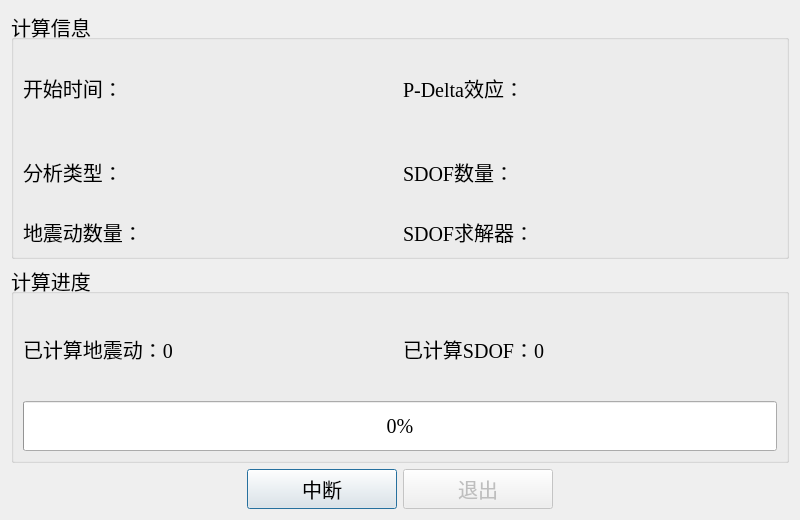
First picture: the form in ui/Win.ui, repository WenchenLie/NRSA, before the edit.
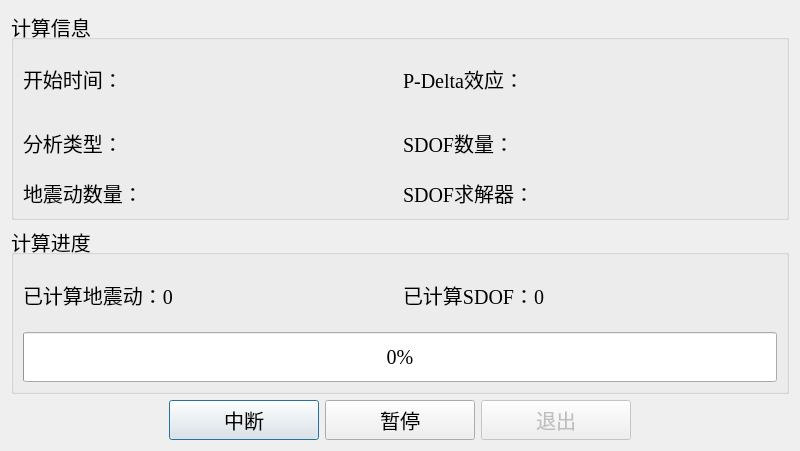
Second picture: the form after the edit.

Commit message: 增加暂停功能

Patch:
```diff
--- a/ui/Win.ui
+++ b/ui/Win.ui
@@ -7,13 +7,13 @@
     <x>0</x>
     <y>0</y>
     <width>800</width>
-    <height>520</height>
+    <height>451</height>
    </rect>
   </property>
   <property name="minimumSize">
    <size>
     <width>800</width>
-    <height>520</height>
+    <height>450</height>
    </size>
   </property>
   <property name="maximumSize">
@@ -37,115 +37,7 @@
      <property name="title">
       <string>计算信息</string>
      </property>
-     <layout class="QGridLayout" name="gridLayout">
-      <item row="0" column="0">
-       <layout class="QHBoxLayout" name="horizontalLayout_3">
-        <item>
-         <widget class="QLabel" name="label">
-          <property name="minimumSize">
-           <size>
-            <width>0</width>
-            <height>0</height>
-           </size>
-          </property>
-          <property name="maximumSize">
-           <size>
-            <width>16777215</width>
-            <height>16777215</height>
-           </size>
-          </property>
-          <property name="text">
-           <string>开始时间：</string>
-          </property>
-         </widget>
-        </item>
-        <item>
-         <spacer name="horizontalSpacer_3">
-          <property name="orientation">
-           <enum>Qt::Horizontal</enum>
-          </property>
-          <property name="sizeHint" stdset="0">
-           <size>
-            <width>40</width>
-            <height>20</height>
-           </size>
-          </property>
-         </spacer>
-        </item>
-       </layout>
-      </item>
-      <item row="0" column="1">
-       <layout class="QHBoxLayout" name="horizontalLayout_4">
-        <item>
-         <widget class="QLabel" name="label_5">
-          <property name="maximumSize">
-           <size>
-            <width>16777215</width>
-            <height>16777215</height>
-           </size>
-          </property>
-          <property name="baseSize">
-           <size>
-            <width>0</width>
-            <height>0</height>
-           </size>
-          </property>
-          <property name="text">
-           <string>P-Delta效应：</string>
-          </property>
-         </widget>
-        </item>
-        <item>
-         <spacer name="horizontalSpacer_4">
-          <property name="orientation">
-           <enum>Qt::Horizontal</enum>
-          </property>
-          <property name="sizeHint" stdset="0">
-           <size>
-            <width>40</width>
-            <height>20</height>
-           </size>
-          </property>
-         </spacer>
-        </item>
-       </layout>
-      </item>
-      <item row="1" column="0">
-       <layout class="QHBoxLayout" name="horizontalLayout_5">
-        <item>
-         <widget class="QLabel" name="label_2">
-          <property name="maximumSize">
-           <size>
-            <width>16777215</width>
-            <height>16777215</height>
-           </size>
-          </property>
-          <property name="baseSize">
-           <size>
-            <width>0</width>
-            <height>0</height>
-           </size>
-          </property>
-          <property name="text">
-           <string>分析类型：</string>
-          </property>
-         </widget>
-        </item>
-        <item>
-         <spacer name="horizontalSpacer_5">
-          <property name="orientation">
-           <enum>Qt::Horizontal</enum>
-          </property>
-          <property name="sizeHint" stdset="0">
-           <size>
-            <width>40</width>
-            <height>20</height>
-           </size>
-          </property>
-         </spacer>
-        </item>
-       </layout>
-      </item>
+     <layout class="QGridLayout" name="gridLayout" rowstretch="0,0,0">
       <item row="1" column="1">
        <layout class="QHBoxLayout" name="horizontalLayout_6">
         <item>
@@ -218,6 +110,42 @@
         </item>
        </layout>
       </item>
+      <item row="0" column="0">
+       <layout class="QHBoxLayout" name="horizontalLayout_3">
+        <item>
+         <widget class="QLabel" name="label">
+          <property name="minimumSize">
+           <size>
+            <width>0</width>
+            <height>0</height>
+           </size>
+          </property>
+          <property name="maximumSize">
+           <size>
+            <width>16777215</width>
+            <height>60</height>
+           </size>
+          </property>
+          <property name="text">
+           <string>开始时间：</string>
+          </property>
+         </widget>
+        </item>
+        <item>
+         <spacer name="horizontalSpacer_3">
+          <property name="orientation">
+           <enum>Qt::Horizontal</enum>
+          </property>
+          <property name="sizeHint" stdset="0">
+           <size>
+            <width>40</width>
+            <height>20</height>
+           </size>
+          </property>
+         </spacer>
+        </item>
+       </layout>
+      </item>
       <item row="2" column="1">
        <layout class="QHBoxLayout" name="horizontalLayout_8">
         <item>
@@ -254,6 +182,78 @@
         </item>
        </layout>
       </item>
+      <item row="0" column="1">
+       <layout class="QHBoxLayout" name="horizontalLayout_4">
+        <item>
+         <widget class="QLabel" name="label_5">
+          <property name="maximumSize">
+           <size>
+            <width>16777215</width>
+            <height>60</height>
+           </size>
+          </property>
+          <property name="baseSize">
+           <size>
+            <width>0</width>
+            <height>0</height>
+           </size>
+          </property>
+          <property name="text">
+           <string>P-Delta效应：</string>
+          </property>
+         </widget>
+        </item>
+        <item>
+         <spacer name="horizontalSpacer_4">
+          <property name="orientation">
+           <enum>Qt::Horizontal</enum>
+          </property>
+          <property name="sizeHint" stdset="0">
+           <size>
+            <width>40</width>
+            <height>20</height>
+           </size>
+          </property>
+         </spacer>
+        </item>
+       </layout>
+      </item>
+      <item row="1" column="0">
+       <layout class="QHBoxLayout" name="horizontalLayout_5">
+        <item>
+         <widget class="QLabel" name="label_2">
+          <property name="maximumSize">
+           <size>
+            <width>16777215</width>
+            <height>16777215</height>
+           </size>
+          </property>
+          <property name="baseSize">
+           <size>
+            <width>0</width>
+            <height>0</height>
+           </size>
+          </property>
+          <property name="text">
+           <string>分析类型：</string>
+          </property>
+         </widget>
+        </item>
+        <item>
+         <spacer name="horizontalSpacer_5">
+          <property name="orientation">
+           <enum>Qt::Horizontal</enum>
+          </property>
+          <property name="sizeHint" stdset="0">
+           <size>
+            <width>40</width>
+            <height>20</height>
+           </size>
+          </property>
+         </spacer>
+        </item>
+       </layout>
+      </item>
      </layout>
     </widget>
    </item>
@@ -353,6 +353,19 @@
        </property>
       </widget>
      </item>
+     <item>
+      <widget class="QPushButton" name="pushButton_3">
+       <property name="minimumSize">
+        <size>
+         <width>150</width>
+         <height>40</height>
+        </size>
+       </property>
+       <property name="text">
+        <string>暂停</string>
+       </property>
+      </widget>
+     </item>
      <item>
       <widget class="QPushButton" name="pushButton_2">
        <property name="enabled">
```
The commit also changes 3 other files.
